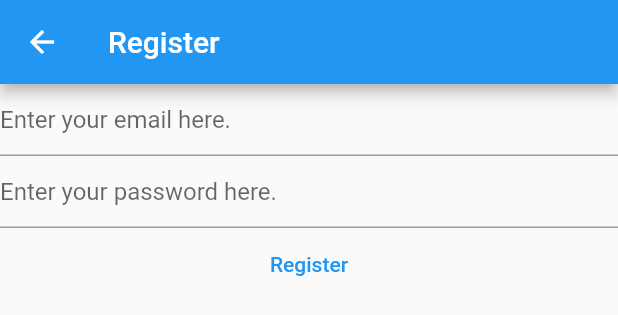
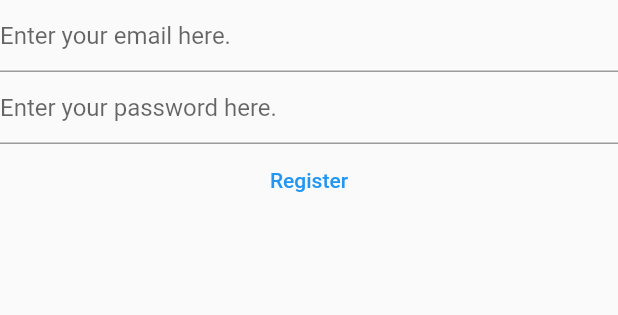
Before and after one commit to Raj-Randive/Notes-App, a Flutter app: the RegisterView widget shown alone on an empty page, opened directly, on a phone screen of 412 x 824 dp. Shown: the top 315 px of the screen. Run offline on Flutter 3.47's test engine with Material 2 defaults, Android fonts, the phone set to English and light mode, and no system bars; our stand-ins replace firebase_auth, firebase_core; accounts and stored records are empty; network calls fail.

Commit message:
removed the repeated firebaseAuth code part in login and register view

```diff
--- a/lib/views/register_view.dart
+++ b/lib/views/register_view.dart
@@ -1,7 +1,5 @@
 import 'package:firebase_auth/firebase_auth.dart';
-import 'package:firebase_core/firebase_core.dart';
 import 'package:flutter/material.dart';
-import '../firebase_options.dart';
 
 class RegisterView extends StatefulWidget {
   const RegisterView({super.key});
@@ -29,32 +27,20 @@ class _RegisterViewState extends State<RegisterView> {
   }
 
   Widget build(BuildContext context) {
-    return Scaffold(
-      appBar: AppBar(
-        title: const Text('Register'),
-      ),
-      body: FutureBuilder(
-        future: Firebase.initializeApp(
-          options: DefaultFirebaseOptions.currentPlatform,
-        ),
-        builder: (context, snapshot) {
-          switch (snapshot.connectionState) {
-            case ConnectionState.done:
     return Column(
       children: [
         TextField(
           controller: _email,
           keyboardType: TextInputType.emailAddress,
-                    decoration: const InputDecoration(
-                        hintText: 'Enter your email here.'),
+          decoration: const InputDecoration(hintText: 'Enter your email here.'),
         ),
         TextField(
           controller: _password,
           obscureText: true,
           enableSuggestions: false,
           autocorrect: false,
-                    decoration: const InputDecoration(
-                        hintText: 'Enter your password here.'),
+          decoration:
+              const InputDecoration(hintText: 'Enter your password here.'),
         ),
         TextButton(
           onPressed: () async {
@@ -62,19 +48,21 @@ class _RegisterViewState extends State<RegisterView> {
             final password = _password.text;
 
             try {
+
               final userCredential = await FirebaseAuth.instance
                   .createUserWithEmailAndPassword(
                       email: email, password: password);
               print(userCredential);
 
             } on FirebaseAuthException catch (e) {
+
               if (e.code == 'weak-password') {
                 print("Weak Password");
               }
-                        else if(e.code == 'email-already-in-use'){
+              else if (e.code == 'email-already-in-use') {
                 print("Email is already in use");
               }
-                        else if(e.code == 'invalid-email'){
+              else if (e.code == 'invalid-email') {
                 print("Invalid Email Entered");
               }
             }
@@ -83,12 +71,5 @@ class _RegisterViewState extends State<RegisterView> {
         ),
       ],
     );
-
-            default:
-              return const Text('Loading...');
-          }
-        },
-      ),
-    );
   }
 }
```
Also changed, not shown: lib/main.dart (+5 -6 lines), lib/views/login_view.dart (+10 -34 lines). Lines whose indentation alone changed are shown as unchanged.
